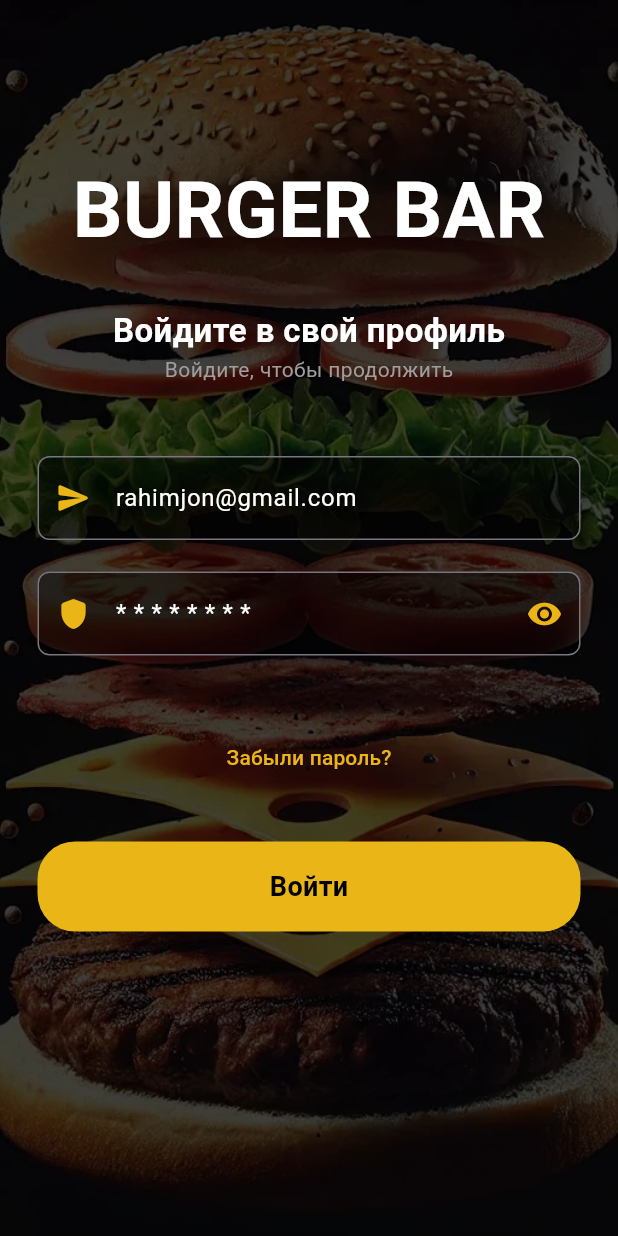
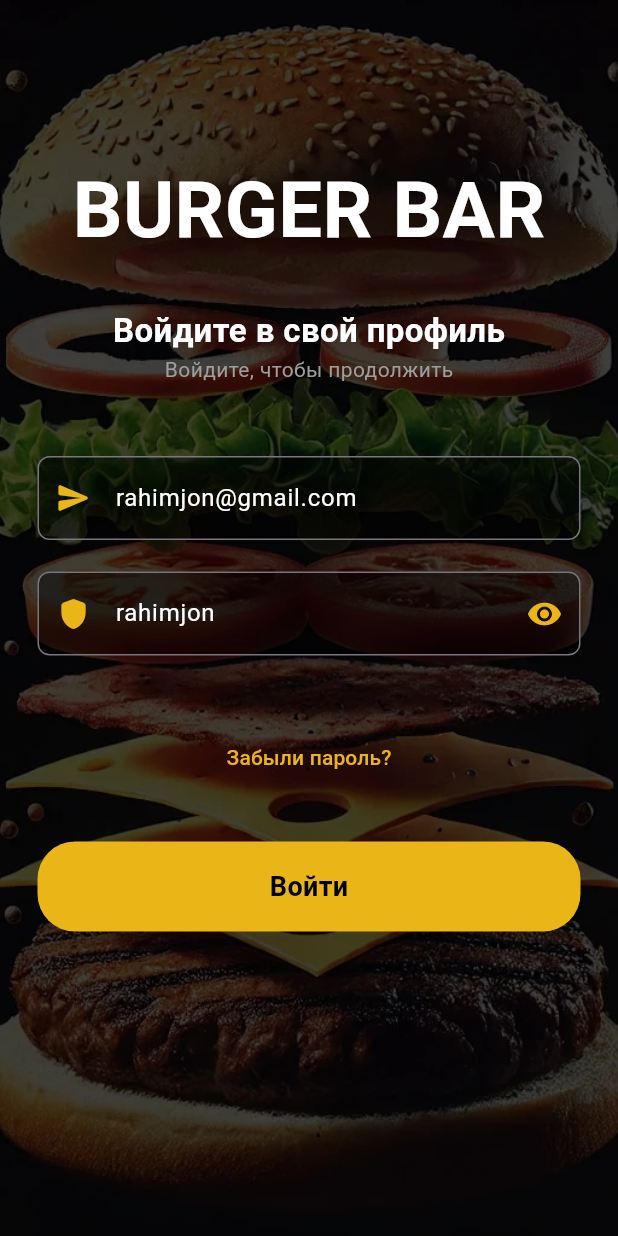
Before and after one commit to RahimjonIsmoilov/burger_app, a Flutter app: the LoginPage screen opened directly, on a phone screen of 412 x 824 dp. Run offline on Flutter 3.47's test engine with Material 3 defaults, Android fonts, the phone set to English and light mode, and no system bars; our stand-ins replace accordion, bloc, curved_navigation_bar, flutter_bloc, pinput, shared_preferences; missing offline and left inert: flutter_custom_carousel; accounts and stored records are empty.

Commit message:
Added login  and get products queries

```diff
--- /dev/null
+++ b/lib/core/constants.dart
@@ -0,0 +1,3 @@
+class LocaleKeys {
+  static const String auth = 'auth';
+}
--- /dev/null
+++ b/lib/core/extensions/str_ext.dart
@@ -0,0 +1,5 @@
+import 'package:burger_app/core/app_urls.dart';
+
+extension StrExt on String? {
+  String get image => "${AppUrls.baseUrl}/images/$this";
+}
--- a/lib/main_page/pages/food_detail_page.dart
+++ b/lib/main_page/pages/food_detail_page.dart
@@ -1,3 +1,4 @@
+import 'package:burger_app/core/extensions/str_ext.dart';
 import 'package:burger_app/main_page/api/product_model.dart';
 import 'package:burger_app/main_page/bloc/food_bloc.dart';
 import 'package:burger_app/varible.dart';
@@ -58,7 +59,8 @@ class _FoodDetailState extends State<FoodDetail> {
                       padding: const EdgeInsets.only(top: 50),
                       child: Image(
                         image: NetworkImage(
-                            state.productList[widget.index].imgpath!),
+                          state.productList[widget.index].bigImage.image,
+                        ),
                         width: screenWidth,
                         height: screenHeight * 0.4,
                         fit: BoxFit.cover,
--- a/lib/main_page/widgets/foods.dart
+++ b/lib/main_page/widgets/foods.dart
@@ -66,7 +66,7 @@ class _FoodsState extends State<Foods> {
                 ),
                 itemBuilder: (BuildContext context, int index) {
                   return FoodCard(
-                    productmodel: state.productList[index],
+                    productModel: state.productList[index],
                     index: index,
                   );
                 },
--- a/lib/registration_page/begin_screen.dart
+++ b/lib/registration_page/begin_screen.dart
@@ -1,6 +1,7 @@
 import 'package:burger_app/registration_page/login_page.dart';
 import 'package:burger_app/registration_page/registration_page.dart';
 import 'package:burger_app/varible.dart';
+import 'package:flutter/cupertino.dart';
 import 'package:flutter/material.dart';
 
 class BeginScreen extends StatelessWidget {
@@ -89,11 +90,13 @@ class Buttons extends StatelessWidget {
     required this.texcol,
     required this.tex,
     required this.tap,
+    this.isLoading = false,
   });
   final Function tap;
   final String tex;
   final Color texcol;
   final Color col;
+  final bool isLoading;
   @override
   Widget build(BuildContext context) {
     return InkWell(
@@ -110,14 +113,16 @@ class Buttons extends StatelessWidget {
         ),
         child: Align(
           alignment: Alignment.center,
-          child: Text(
+          child: !isLoading
+              ? Text(
                   tex,
                   style: TextStyle(
                     fontSize: 18,
                     fontWeight: FontWeight.bold,
                     color: texcol,
                   ),
-          ),
+                )
+              : const CupertinoActivityIndicator(),
         ),
       ),
     );
--- a/lib/registration_page/bloc/user_event.dart
+++ b/lib/registration_page/bloc/user_event.dart
@@ -3,6 +3,15 @@ part of 'user_bloc.dart';
 @immutable
 sealed class UserEvent {}
 
-class UserLoadingData extends UserEvent{
+class UserLoadingData extends UserEvent {
   get login => null;
 }
+
+class UserLoginEvent extends UserEvent {
+  final UserModel model;
+  UserLoginEvent({required this.model});
+}
+
+class GetLocaleUserdata extends UserEvent {
+  GetLocaleUserdata();
+}
--- a/lib/registration_page/bloc/user_state.dart
+++ b/lib/registration_page/bloc/user_state.dart
@@ -8,9 +8,9 @@ final class UserInitial extends UserState {}
 final class UserLoading extends UserState {}
 
 // ignore: must_be_immutable
-final class UserSucces extends UserState {
-  List<UserModel> userList;
-  UserSucces( {required this.userList});
+final class UserSuccess extends UserState {
+  List<UserModel>? userList;
+  UserSuccess( { this.userList});
 }
 
 final class UserError extends UserState {
--- a/lib/registration_page/login_page.dart
+++ b/lib/registration_page/login_page.dart
@@ -1,3 +1,4 @@
+import 'package:burger_app/registration_page/api/user_model.dart';
 import 'package:burger_app/registration_page/begin_screen.dart';
 import 'package:burger_app/main_page/main_page.dart';
 import 'package:burger_app/registration_page/bloc/user_bloc.dart';
@@ -17,15 +18,17 @@ class LoginPage extends StatefulWidget {
 class _LoginPageState extends State<LoginPage> {
   @override
   void initState() {
-    BlocProvider.of<UserBloc>(context).add(UserLoadingData());
+    // BlocProvider.of<UserBloc>(context).add(UserLoadingData());
     super.initState();
   }
 
-  late Color errortextcolor = whitetext;
+  late Color errorTextColor = whitetext;
 
-  final TextEditingController login = TextEditingController();
+  final TextEditingController login =
+      TextEditingController(text: "rahimjon@gmail.com");
 
-  final TextEditingController password = TextEditingController();
+  final TextEditingController password =
+      TextEditingController(text: "rahimjon");
 
   void _showBottomSheet(BuildContext context) {
     showModalBottomSheet(
@@ -118,7 +121,21 @@ class _LoginPageState extends State<LoginPage> {
   Widget build(BuildContext context) {
     return Scaffold(
       resizeToAvoidBottomInset: false,
-      body: BlocBuilder<UserBloc, UserState>(
+      body: BlocConsumer<UserBloc, UserState>(
+        listener: (context, state) {
+          if (state is UserSuccess) {
+            Navigator.push(
+              context,
+              MaterialPageRoute(
+                builder: (context) => const MainPage(),
+              ),
+            );
+          } else {
+            setState(() {
+              errorTextColor = Colors.red;
+            });
+          }
+        },
         builder: (context, state) {
           return Container(
             padding: const EdgeInsets.only(left: 25, right: 25),
@@ -148,14 +165,19 @@ class _LoginPageState extends State<LoginPage> {
                     fontWeight: FontWeight.bold,
                   ),
                 ),
-                const Text("Войдите, чтобы продолжить",
+                const Text(
+                  "Войдите, чтобы продолжить",
                   style: TextStyle(
-                        color: Colors.grey, fontWeight: FontWeight.w400)),
+                    color: Colors.grey,
+                    fontWeight: FontWeight.w400,
+                  ),
+                ),
                 Container(
                   margin: const EdgeInsets.only(top: 48, bottom: 21),
                   decoration: BoxDecoration(
                     color: Colors.black45,
-                      borderRadius: BorderRadius.circular(8)),
+                    borderRadius: BorderRadius.circular(8),
+                  ),
                   child: TextField(
                     controller: login,
                     style: TextStyle(
@@ -164,22 +186,29 @@ class _LoginPageState extends State<LoginPage> {
                     cursorColor: maincolor,
                     decoration: InputDecoration(
                       hintText: "rahimjon@gmail.com",
-                        hintStyle: TextStyle(color: errortextcolor),
+                      hintStyle: TextStyle(color: errorTextColor),
                       prefixIcon: Icon(
                         Icons.send_rounded,
                         color: maincolor,
                         size: 24,
                       ),
                       focusedBorder: OutlineInputBorder(
-                            borderSide: BorderSide(color: maincolor, width: 2)),
+                        borderSide: BorderSide(
+                          color: maincolor,
+                          width: 2,
+                        ),
+                      ),
                       border: OutlineInputBorder(
-                            borderRadius: BorderRadius.circular(8))),
+                        borderRadius: BorderRadius.circular(8),
+                      ),
+                    ),
                   ),
                 ),
                 Container(
                   decoration: BoxDecoration(
                     color: Colors.black45,
-                      borderRadius: BorderRadius.circular(8)),
+                    borderRadius: BorderRadius.circular(8),
+                  ),
                   child: TextField(
                     controller: password,
                     style: TextStyle(
@@ -188,7 +217,7 @@ class _LoginPageState extends State<LoginPage> {
                     cursorColor: maincolor,
                     decoration: InputDecoration(
                       hintText: "* * * * * * * *",
-                        hintStyle: TextStyle(color: errortextcolor),
+                      hintStyle: TextStyle(color: errorTextColor),
                       prefixIcon: Icon(
                         Icons.shield_rounded,
                         color: maincolor,
@@ -203,9 +232,12 @@ class _LoginPageState extends State<LoginPage> {
                         ),
                       ),
                       focusedBorder: OutlineInputBorder(
-                            borderSide: BorderSide(color: maincolor, width: 2)),
+                        borderSide: BorderSide(color: maincolor, width: 2),
+                      ),
                       border: OutlineInputBorder(
-                            borderRadius: BorderRadius.circular(8))),
+                        borderRadius: BorderRadius.circular(8),
+                      ),
+                    ),
                   ),
                 ),
                 Padding(
@@ -226,13 +258,22 @@ class _LoginPageState extends State<LoginPage> {
                   col: maincolor,
                   texcol: Colors.black,
                   tex: "Войти",
+                  isLoading: state is UserLoading,
                   tap: () {
-                    Navigator.push(
-                      context,
-                      MaterialPageRoute(
-                        builder: (context) => const MainPage(),
+                    context.read<UserBloc>().add(
+                          UserLoginEvent(
+                            model: UserModel(
+                              email: login.text,
+                              password: password.text,
+                            ),
                           ),
                         );
+                    // Navigator.push(
+                    //   context,
+                    //   MaterialPageRoute(
+                    //     builder: (context) => const MainPage(),
+                    //   ),
+                    // );
                     // if (state is UserSucces) {
                     // Navigator.push(
                     //   context,
```
Also changed, not shown: lib/core/app_urls.dart (added, +11 -0 lines), lib/main_page/api/product_model.dart (+111 -31 lines), lib/main_page/api/product_repository.dart (+4 -3 lines), lib/main_page/widgets/foodcard.dart (+14 -11 lines), lib/registration_page/api/user_locale_repository.dart (added, +14 -0 lines), lib/registration_page/api/user_repository.dart (+32 -0 lines), lib/registration_page/bloc/user_bloc.dart (+17 -8 lines), pubspec.yaml (+1 -6 lines), pubspec.lock, 11 other files. Lines whose indentation alone changed are shown as unchanged.
